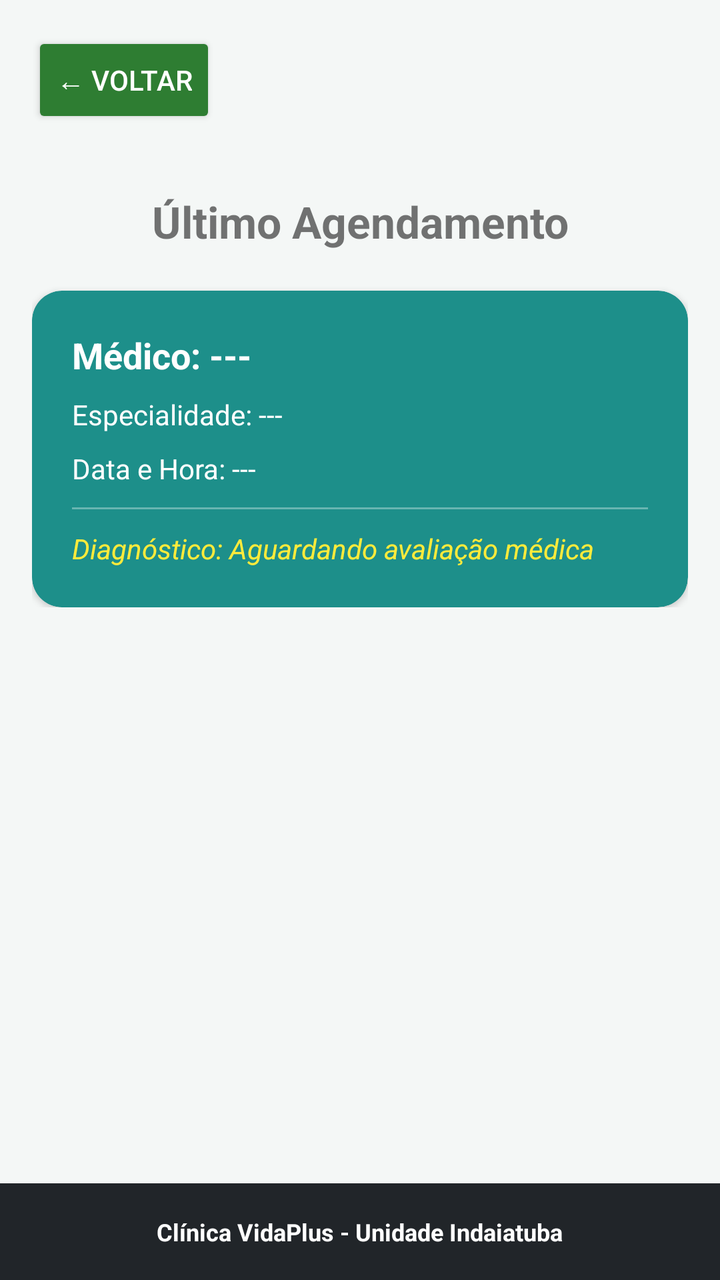
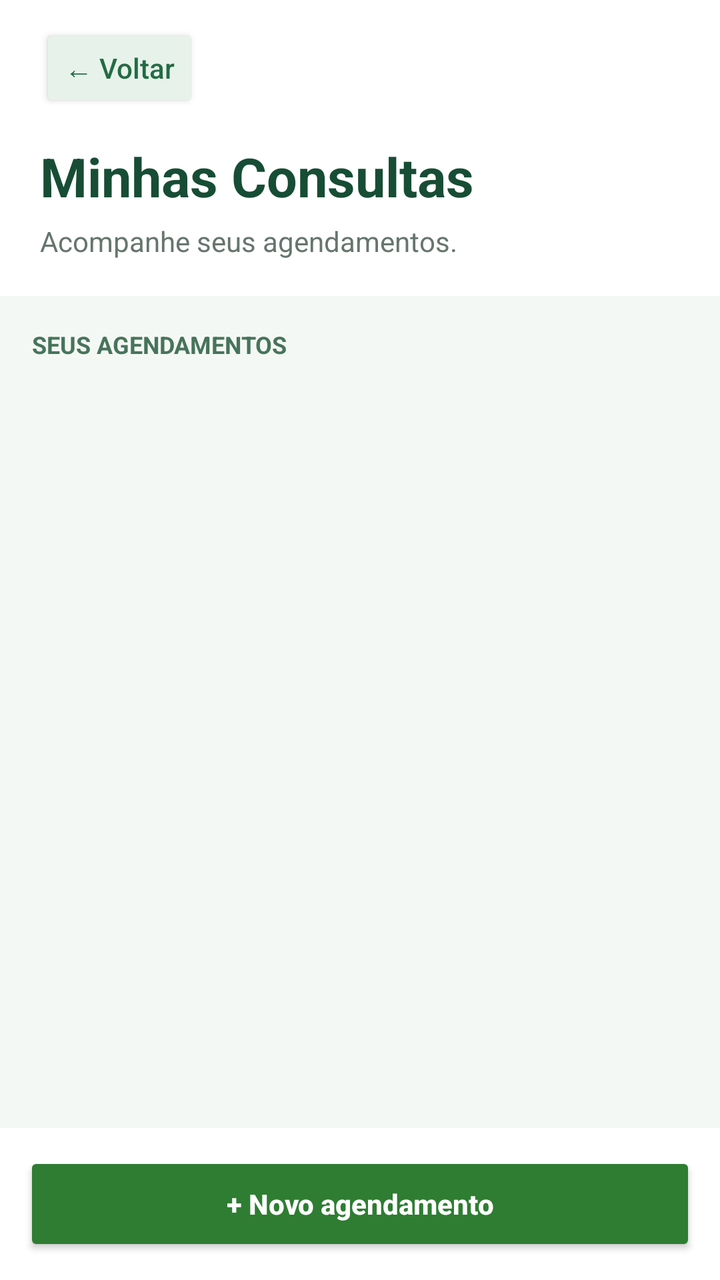

Before-and-after screenshots of an Android layout around one commit, followed by the original layout XML and the change that was made.
<!-- AndroidManifest.xml: application theme Theme.AppCompat.Light.DarkActionBar -->
<!-- res/layout/activity_lista_consultas.xml -->
<?xml version="1.0" encoding="utf-8"?>
<RelativeLayout xmlns:android="http://schemas.android.com/apk/res/android"
    xmlns:app="http://schemas.android.com/apk/res-auto"
    android:layout_width="match_parent"
    android:layout_height="match_parent"
    android:background="#F4F7F6">

    <Button
        android:id="@+id/btnVoltarLista"
        android:layout_width="wrap_content"
        android:layout_height="wrap_content"
        android:text="← VOLTAR"
        android:layout_margin="16dp"
        android:backgroundTint="#2E7D32"
        android:textColor="#FFFFFF" />

    <LinearLayout
        android:layout_width="match_parent"
        android:layout_height="wrap_content"
        android:orientation="vertical"
        android:layout_below="@id/btnVoltarLista"
        android:padding="16dp">

        <TextView
            android:layout_width="match_parent"
            android:layout_height="wrap_content"
            android:text="Último Agendamento"
            android:textSize="22sp"
            android:textStyle="bold"
            android:gravity="center"
            android:layout_marginBottom="20dp" />

        <androidx.cardview.widget.CardView
            android:layout_width="match_parent"
            android:layout_height="wrap_content"
            app:cardBackgroundColor="#1d8f8a"
            app:cardCornerRadius="15dp">

            <LinearLayout
                android:layout_width="match_parent"
                android:layout_height="wrap_content"
                android:orientation="vertical"
                android:padding="20dp">

                <TextView
                    android:id="@+id/txtResumoMedico"
                    android:layout_width="wrap_content"
                    android:layout_height="wrap_content"
                    android:text="Médico: ---"
                    android:textColor="#FFFFFF"
                    android:textSize="18sp"
                    android:textStyle="bold" />

                <TextView
                    android:id="@+id/txtResumoEspecialidade"
                    android:layout_width="wrap_content"
                    android:layout_height="wrap_content"
                    android:text="Especialidade: ---"
                    android:textColor="#FFFFFF"
                    android:layout_marginTop="8dp" />

                <TextView
                    android:id="@+id/txtResumoDataHora"
                    android:layout_width="wrap_content"
                    android:layout_height="wrap_content"
                    android:text="Data e Hora: ---"
                    android:textColor="#FFFFFF"
                    android:layout_marginTop="8dp" />

                <View
                    android:layout_width="match_parent"
                    android:layout_height="1dp"
                    android:background="#55FFFFFF"
                    android:layout_marginVertical="10dp"/>

                <TextView
                    android:id="@+id/txtDiagnostico"
                    android:layout_width="wrap_content"
                    android:layout_height="wrap_content"
                    android:text="Diagnóstico: Aguardando avaliação médica"
                    android:textColor="#FFEB3B"
                    android:textStyle="italic" />
            </LinearLayout>
        </androidx.cardview.widget.CardView>
    </LinearLayout>

    <LinearLayout
        android:layout_width="match_parent"
        android:layout_height="wrap_content"
        android:layout_alignParentBottom="true"
        android:gravity="center"
        android:orientation="vertical"
        android:padding="16dp"
        android:background="#212529">
        <TextView
            android:layout_width="wrap_content"
            android:layout_height="wrap_content"
            android:text="Clínica VidaPlus - Unidade Indaiatuba"
            android:textColor="#FFFFFF"
            android:textStyle="bold"
            android:textSize="12sp" />
    </LinearLayout>
</RelativeLayout>
<!-- resources referenced by this layout -->
<resources>

</resources>

<!-- the commit's change to res/layout/activity_lista_consultas.xml (unified diff, before → after) -->
@@ -3,101 +3,145 @@
     xmlns:app="http://schemas.android.com/apk/res-auto"
     android:layout_width="match_parent"
     android:layout_height="match_parent"
-    android:background="#F4F7F6">
-
-    <Button
-        android:id="@+id/btnVoltarLista"
-        android:layout_width="wrap_content"
-        android:layout_height="wrap_content"
-        android:text="← VOLTAR"
-        android:layout_margin="16dp"
-        android:backgroundTint="#2E7D32"
-        android:textColor="#FFFFFF" />
+    android:background="#F4F8F5">
 
     <LinearLayout
+        android:id="@+id/headerLista"
         android:layout_width="match_parent"
         android:layout_height="wrap_content"
         android:orientation="vertical"
-        android:layout_below="@id/btnVoltarLista"
-        android:padding="16dp">
+        android:paddingStart="20dp"
+        android:paddingTop="12dp"
+        android:paddingEnd="20dp"
+        android:paddingBottom="18dp"
+        android:background="#FFFFFF">
+
+        <Button
+            android:id="@+id/btnVoltarLista"
+            android:layout_width="wrap_content"
+            android:layout_height="44dp"
+            android:minWidth="0dp"
+            android:minHeight="0dp"
+            android:text="&#8592; Voltar"
+            android:textAllCaps="false"
+            android:textColor="#246B45"
+            android:backgroundTint="#E7F2EA"
+            android:elevation="0dp" />
 
         <TextView
             android:layout_width="match_parent"
             android:layout_height="wrap_content"
-            android:text="Último Agendamento"
-            android:textSize="22sp"
-            android:textStyle="bold"
-            android:gravity="center"
-            android:layout_marginBottom="20dp" />
+            android:layout_marginTop="14dp"
+            android:text="Minhas Consultas"
+            android:textColor="#174D35"
+            android:textSize="27sp"
+            android:textStyle="bold" />
 
-        <androidx.cardview.widget.CardView
+        <TextView
             android:layout_width="match_parent"
             android:layout_height="wrap_content"
-            app:cardBackgroundColor="#1d8f8a"
-            app:cardCornerRadius="15dp">
+            android:layout_marginTop="5dp"
+            android:text="Acompanhe seus agendamentos."
+            android:textColor="#66766C"
+            android:textSize="14sp" />
+
+    </LinearLayout>
+
+    <ScrollView
+        android:id="@+id/scrollListaConsultas"
+        android:layout_width="match_parent"
+        android:layout_height="match_parent"
+        android:layout_below="@id/headerLista"
+        android:layout_above="@id/rodapeLista"
+        android:fillViewport="true"
+        android:paddingStart="16dp"
+        android:paddingTop="16dp"
+        android:paddingEnd="16dp"
+        android:paddingBottom="16dp">
+
+        <LinearLayout
+            android:layout_width="match_parent"
+            android:layout_height="wrap_content"
+            android:orientation="vertical">
+
+            <TextView
+                android:layout_width="match_parent"
+                android:layout_height="wrap_content"
+                android:text="SEUS AGENDAMENTOS"
+                android:textColor="#47745A"
+                android:textSize="12sp"
+                android:textStyle="bold"
+                android:layout_marginBottom="8dp" />
 
             <LinearLayout
+                android:id="@+id/containerConsultas"
+                android:layout_width="match_parent"
+                android:layout_height="wrap_content"
+                android:orientation="vertical" />
+
+            <LinearLayout
+                android:id="@+id/layoutSemConsultas"
                 android:layout_width="match_parent"
                 android:layout_height="wrap_content"
                 android:orientation="vertical"
-                android:padding="20dp">
+                android:gravity="center"
+                android:padding="28dp"
+                android:layout_marginTop="8dp"
+                android:background="#FFFFFF"
+                android:visibility="gone">
 
                 <TextView
-                    android:id="@+id/txtResumoMedico"
                     android:layout_width="wrap_content"
                     android:layout_height="wrap_content"
-                    android:text="Médico: ---"
-                    android:textColor="#FFFFFF"
+                    android:text="&#10003;"
+                    android:textColor="#2E7D32"
+                    android:textSize="36sp"
+                    android:textStyle="bold" />
+
+                <TextView
+                    android:layout_width="match_parent"
+                    android:layout_height="wrap_content"
+                    android:layout_marginTop="12dp"
+                    android:gravity="center"
+                    android:text="Nenhuma consulta encontrada"
+                    android:textColor="#174D35"
                     android:textSize="18sp"
                     android:textStyle="bold" />
 
                 <TextView
-                    android:id="@+id/txtResumoEspecialidade"
-                    android:layout_width="wrap_content"
+                    android:layout_width="match_parent"
                     android:layout_height="wrap_content"
-                    android:text="Especialidade: ---"
-                    android:textColor="#FFFFFF"
-                    android:layout_marginTop="8dp" />
+                    android:layout_marginTop="8dp"
+                    android:gravity="center"
+                    android:text="Seus agendamentos aparecerão aqui."
+                    android:textColor="#66766C"
+                    android:textSize="14sp" />
 
-                <TextView
-                    android:id="@+id/txtResumoDataHora"
-                    android:layout_width="wrap_content"
-                    android:layout_height="wrap_content"
-                    android:text="Data e Hora: ---"
-                    android:textColor="#FFFFFF"
-                    android:layout_marginTop="8dp" />
+            </LinearLayout>
 
-                <View
-                    android:layout_width="match_parent"
-                    android:layout_height="1dp"
-                    android:background="#55FFFFFF"
-                    android:layout_marginVertical="10dp"/>
-
-                <TextView
-                    android:id="@+id/txtDiagnostico"
-                    android:layout_width="wrap_content"
-                    android:layout_height="wrap_content"
-                    android:text="Diagnóstico: Aguardando avaliação médica"
-                    android:textColor="#FFEB3B"
-                    android:textStyle="italic" />
-            </LinearLayout>
-        </androidx.cardview.widget.CardView>
-    </LinearLayout>
+        </LinearLayout>
+    </ScrollView>
 
     <LinearLayout
+        android:id="@+id/rodapeLista"
         android:layout_width="match_parent"
         android:layout_height="wrap_content"
         android:layout_alignParentBottom="true"
+        android:orientation="vertical"
         android:gravity="center"
-        android:orientation="vertical"
-        android:padding="16dp"
-        android:background="#212529">
-        <TextView
-            android:layout_width="wrap_content"
-            android:layout_height="wrap_content"
-            android:text="Clínica VidaPlus - Unidade Indaiatuba"
+        android:padding="12dp"
+        android:background="#FFFFFF">
+
+        <Button
+            android:id="@+id/btnNovoAgendamento"
+            android:layout_width="match_parent"
+            android:layout_height="52dp"
+            android:text="+ Novo agendamento"
+            android:textAllCaps="false"
             android:textColor="#FFFFFF"
             android:textStyle="bold"
-            android:textSize="12sp" />
+            android:backgroundTint="#2E7D32" />
+
     </LinearLayout>
+
 </RelativeLayout>
